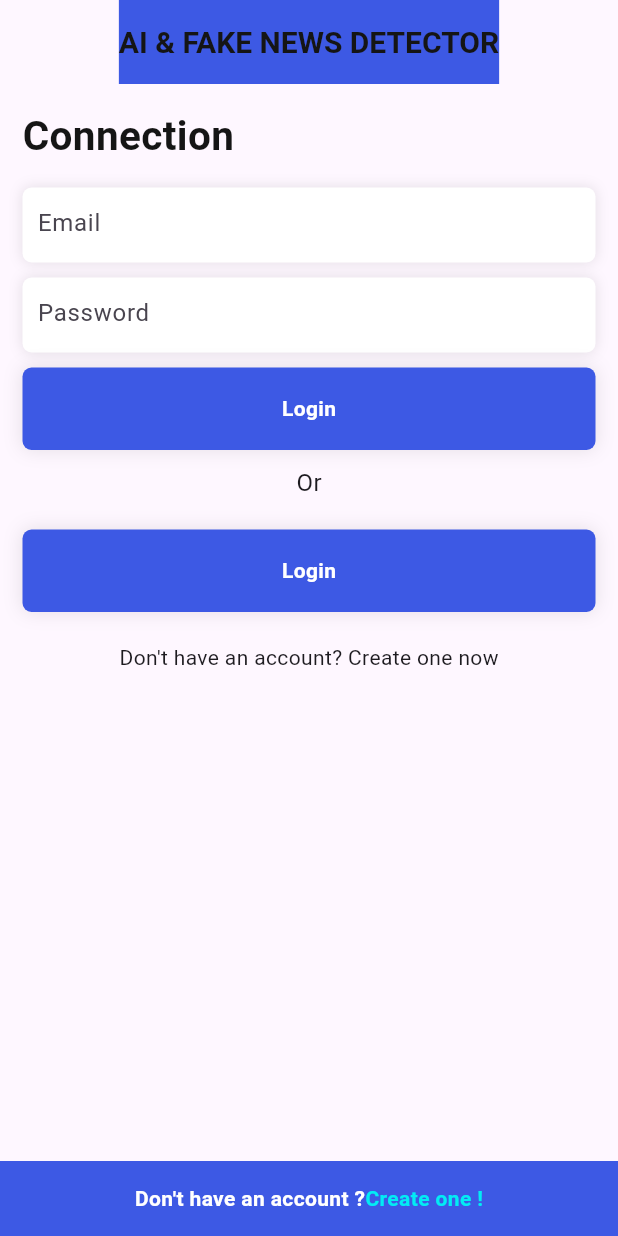
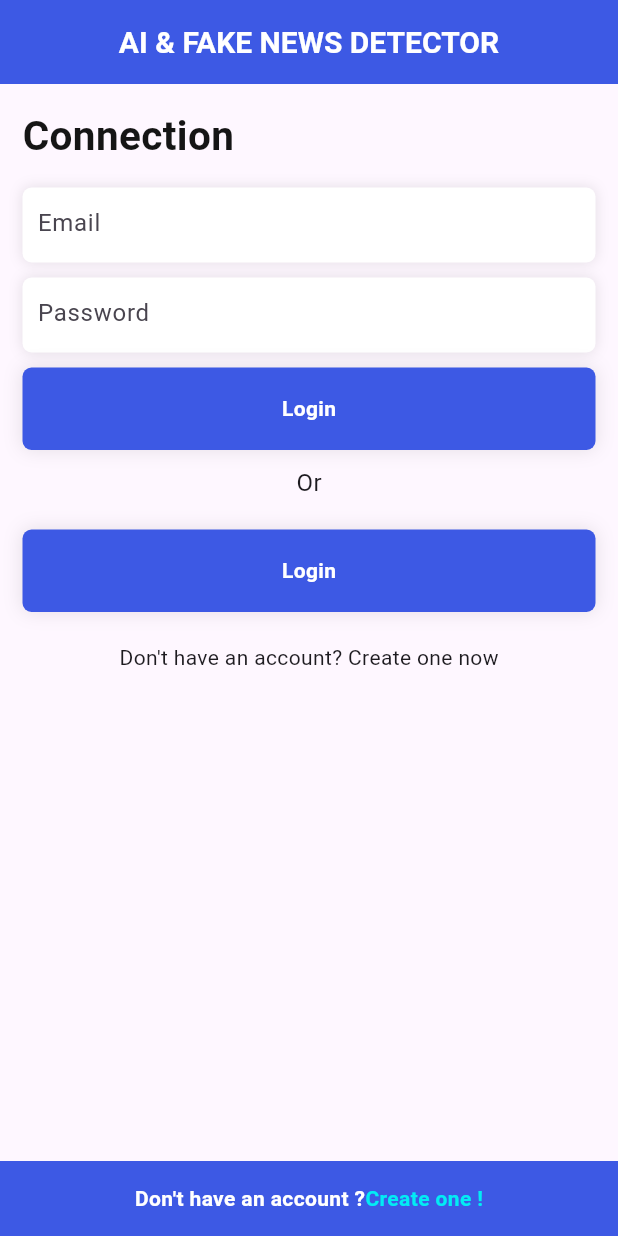
Before and after one commit to juanvictorqwerty/AI_AND_FAKE_NEWS_DETECTOR-, a Flutter app: the screen it shows after launch, on a phone screen of 412 x 824 dp. Run offline on Flutter 3.47's test engine with Material 3 defaults, Android fonts, the phone set to English and light mode, and no system bars; our stand-ins replace get.

Commit message:
style(ui): update login screen appbar styling

```diff
--- a/ai_fake_news_detector/lib/pages/LoginScreen.dart
+++ b/ai_fake_news_detector/lib/pages/LoginScreen.dart
@@ -12,12 +12,11 @@ class Login extends StatelessWidget {
   Widget build(BuildContext context) {
     return Scaffold(
       appBar: AppBar(
-        automaticallyImplyLeading: false,
+        backgroundColor: GlobalColors.mainColor,
         title: Text(
           "AI & FAKE NEWS DETECTOR",
           style: TextStyle(
-            backgroundColor: GlobalColors.mainColor,
-            color: GlobalColors.textColor,
+            color: Colors.white,
             fontSize: 20,
             fontWeight: FontWeight.bold,
             height: 50
```
